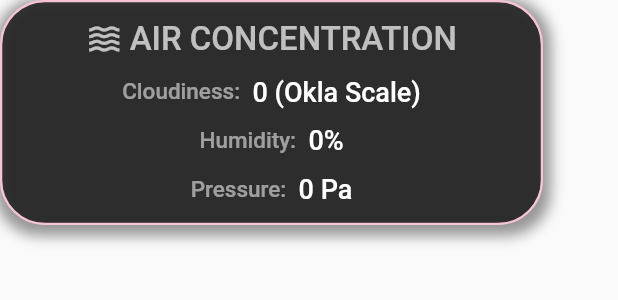
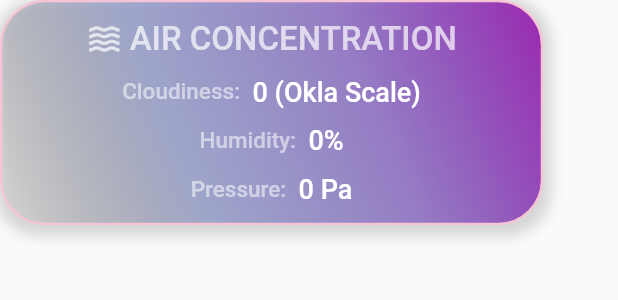
Before and after one commit to AdriaPm/WeatherTune_App, a Flutter app: the AirConcentration widget shown alone on an empty page, opened directly with empty values, on a phone screen of 412 x 824 dp. Shown: the top 300 px of the screen. Run offline on Flutter 3.47's test engine with Material 2 defaults, Android fonts, the phone set to English and light mode, and no system bars; our stand-ins replace bloc, equatable, firebase_auth, firebase_core, flutter_bloc, geolocator and 2 more; accounts and stored records are empty.

Commit message:
Details page widgets colors updated

```diff
--- a/weather_tune/lib/widgets/details_page/air_concentration.dart
+++ b/weather_tune/lib/widgets/details_page/air_concentration.dart
@@ -23,9 +23,9 @@ class AirConcentration extends StatefulWidget {
 
 class _AirConcentrationState extends State<AirConcentration> {
   List<Color> gradientColors = [
-    Colors.indigo.shade900,
-    Colors.indigo,
-    Colors.deepPurple,
+    Colors.transparent,
+    const Color.fromARGB(93, 63, 81, 181),
+    const Color.fromARGB(148, 104, 58, 183),
     Colors.purple,
   ];
 
@@ -35,7 +35,11 @@ class _AirConcentrationState extends State<AirConcentration> {
       width: MediaQuery.of(context).size.width - 50,
       height: 150,
       decoration: BoxDecoration(
-        color: Color.fromARGB(178, 0, 0, 0),
+        gradient: LinearGradient(
+          colors: gradientColors,
+          begin: AlignmentDirectional.bottomStart,
+          end: Alignment.topRight,
+        ),
         border: Border.all(
           color: const Color.fromARGB(255, 247, 196, 213),
           width: 1.5,
@@ -43,7 +47,7 @@ class _AirConcentrationState extends State<AirConcentration> {
         borderRadius: BorderRadius.circular(30),
         boxShadow: [
           BoxShadow(
-            color: Colors.black.withOpacity(0.4),
+            color: Colors.black.withOpacity(0.15),
             spreadRadius: 4,
             blurRadius: 7,
             offset: const Offset(1, 3),
```
Also changed, not shown: weather_tune/lib/components/hourly_weekly.dart (+11 -5 lines), weather_tune/lib/components/slider_bottom_page.dart (+15 -7 lines), weather_tune/lib/widgets/details_page/square_info.dart (+4 -4 lines).
